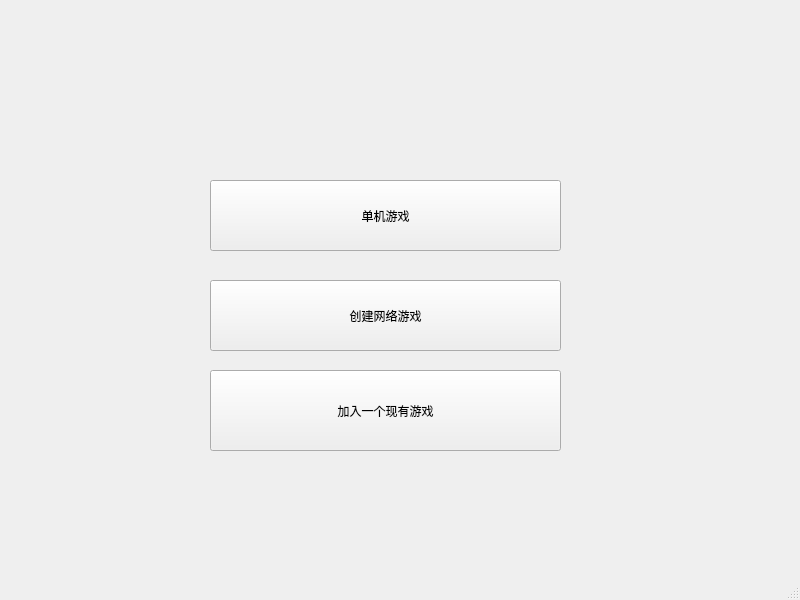
First picture: the form in mainwindow.ui, repository SheepOrnot/BoomMan, before the edit.
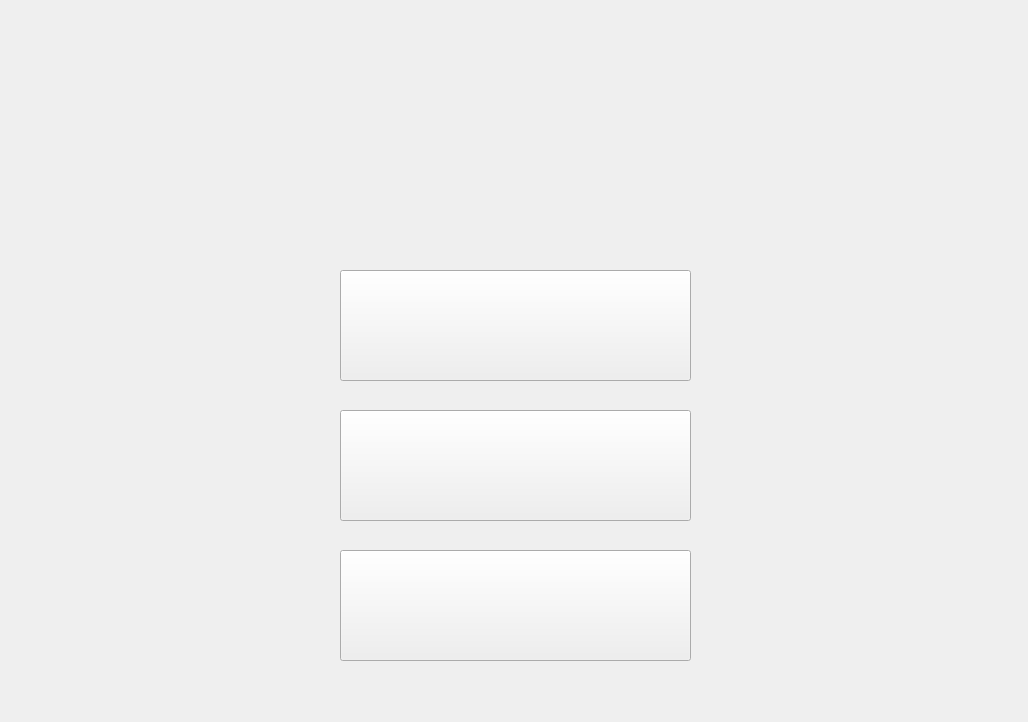
Second picture: the form after the edit. Icons and pictures are not drawn.

What changed in the file:
```diff
--- a/mainwindow.ui
+++ b/mainwindow.ui
@@ -6,51 +6,63 @@
    <rect>
     <x>0</x>
     <y>0</y>
-    <width>800</width>
-    <height>600</height>
+    <width>1028</width>
+    <height>722</height>
    </rect>
   </property>
   <property name="windowTitle">
    <string>MainWindow</string>
   </property>
+  <property name="styleSheet">
+   <string notr="true">border-image: url(:/window/res/window/MainWindow.png);</string>
+  </property>
   <widget class="QWidget" name="centralwidget">
    <widget class="QPushButton" name="Start">
     <property name="geometry">
      <rect>
-      <x>210</x>
-      <y>180</y>
+      <x>340</x>
+      <y>270</y>
       <width>351</width>
-      <height>71</height>
+      <height>111</height>
      </rect>
     </property>
+    <property name="styleSheet">
+     <string notr="true">border-image: url(:/button/res/button/Start.png);</string>
+    </property>
     <property name="text">
-     <string>单机游戏</string>
+     <string/>
     </property>
    </widget>
    <widget class="QPushButton" name="svrOpen">
     <property name="geometry">
      <rect>
-      <x>210</x>
-      <y>280</y>
+      <x>340</x>
+      <y>410</y>
       <width>351</width>
-      <height>71</height>
+      <height>111</height>
      </rect>
     </property>
+    <property name="styleSheet">
+     <string notr="true">border-image: url(:/button/res/button/CreateNetwork.png);</string>
+    </property>
     <property name="text">
-     <string>创建网络游戏</string>
+     <string/>
     </property>
    </widget>
    <widget class="QPushButton" name="cliOpen">
     <property name="geometry">
      <rect>
-      <x>210</x>
-      <y>370</y>
+      <x>340</x>
+      <y>550</y>
       <width>351</width>
-      <height>81</height>
+      <height>111</height>
      </rect>
     </property>
+    <property name="styleSheet">
+     <string notr="true">border-image: url(:/button/res/button/JoinNetwork.png);</string>
+    </property>
     <property name="text">
-     <string>加入一个现有游戏</string>
+     <string/>
     </property>
    </widget>
   </widget>
@@ -64,7 +76,6 @@
     </rect>
    </property>
   </widget>
-  <widget class="QStatusBar" name="statusbar"/>
  </widget>
  <resources/>
  <connections/>
```
Left out of the diff: 5 changed lines with no effect on the pictures.
